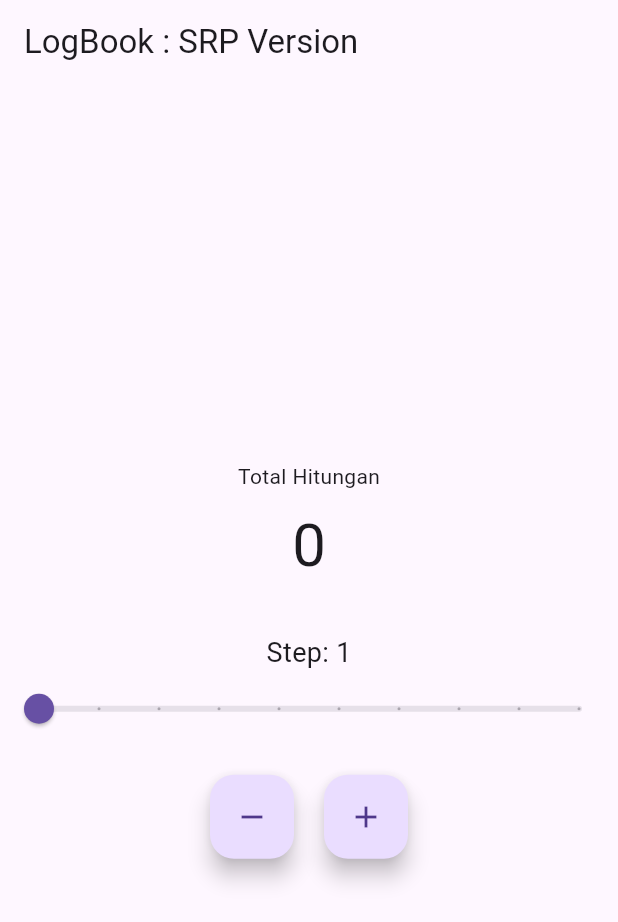
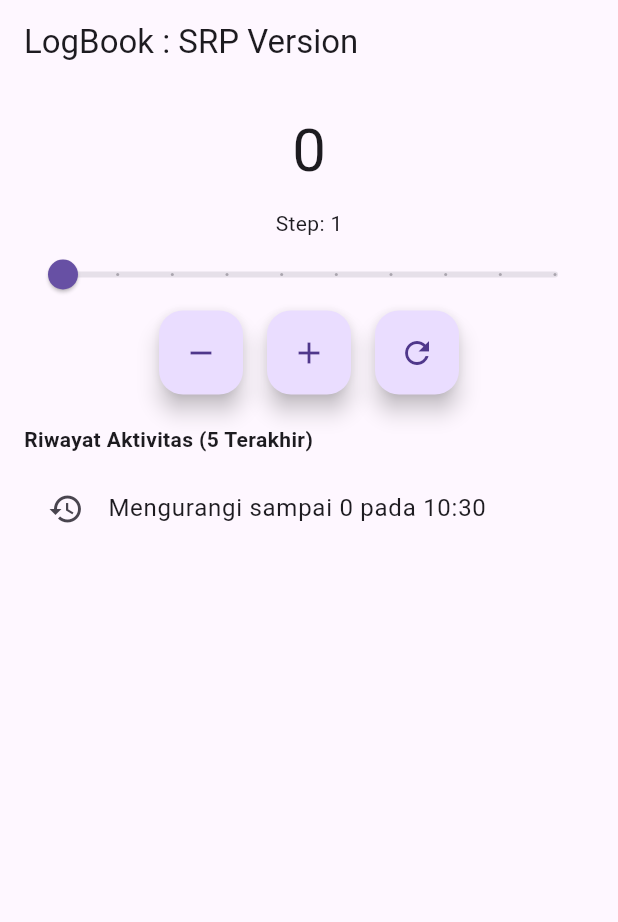
Before and after one commit to nsitizen/logbook_app_090, a Flutter app: the screen it shows after launch, after a tap on the "remove" icon, on a phone screen of 412 x 824 dp. Shown: the top 922 px of the screen. Run offline on Flutter 3.47's test engine with Material 3 defaults, Android fonts, the phone set to English and light mode, and no system bars.

Commit message:
Task 2: The History Logger

```diff
--- a/lib/counter_controller.dart
+++ b/lib/counter_controller.dart
@@ -1,9 +1,12 @@
 class CounterController {
   int _counter = 0;
-  int _step = 1; // default step
+  int _step = 1;
+
+  final List<String> _history = []; // riwayat aktivitas
 
   int get value => _counter;
   int get step => _step;
+  List<String> get history => List.unmodifiable(_history);
 
   void setStep(int newStep) {
     if (newStep > 0) {
@@ -13,17 +16,35 @@ class CounterController {
 
   void increment() {
     _counter += _step;
+    _addHistory("Menambah $_step");
   }
 
   void decrement() {
     if (_counter - _step >= 0) {
       _counter -= _step;
+      _addHistory("Mengurangi $_step");
     } else {
       _counter = 0;
+      _addHistory("Mengurangi sampai 0");
     }
   }
 
   void reset() {
     _counter = 0;
+    _addHistory("Reset nilai");
+  }
+
+  // private helper (manipulasi list)
+  void _addHistory(String activity) {
+    final time =
+        "${DateTime.now().hour.toString().padLeft(2, '0')}:"
+        "${DateTime.now().minute.toString().padLeft(2, '0')}";
+
+    _history.insert(0, "$activity pada $time");
+
+    // hanya simpan 5 terakhir
+    if (_history.length > 5) {
+      _history.removeLast();
+    }
   }
 }
--- a/lib/counter_view.dart
+++ b/lib/counter_view.dart
@@ -15,23 +15,16 @@ class _CounterViewState extends State<CounterView> {
   Widget build(BuildContext context) {
     return Scaffold(
       appBar: AppBar(title: const Text("LogBook : SRP Version")),
-      body: Center(
+      body: Padding(
+        padding: const EdgeInsets.all(16),
         child: Column(
-          mainAxisAlignment: MainAxisAlignment.center,
           children: [
-            const Text("Total Hitungan"),
-            const SizedBox(height: 8),
+            // COUNTER
             Text('${_controller.value}', style: const TextStyle(fontSize: 40)),
 
-            const SizedBox(height: 30),
+            const SizedBox(height: 10),
+            Text("Step: ${_controller.step}"),
 
-            // STEP DISPLAY
-            Text(
-              "Step: ${_controller.step}",
-              style: const TextStyle(fontSize: 18),
-            ),
-
-            // SLIDER STEP
             Slider(
               value: _controller.step.toDouble(),
               min: 1,
@@ -45,9 +38,6 @@ class _CounterViewState extends State<CounterView> {
               },
             ),
 
-            const SizedBox(height: 20),
-
-            // BUTTONS
             Row(
               mainAxisAlignment: MainAxisAlignment.center,
               children: [
@@ -56,13 +46,44 @@ class _CounterViewState extends State<CounterView> {
                   onPressed: () => setState(() => _controller.decrement()),
                   child: const Icon(Icons.remove),
                 ),
-                const SizedBox(width: 20),
+                const SizedBox(width: 16),
                 FloatingActionButton(
                   heroTag: 'inc',
                   onPressed: () => setState(() => _controller.increment()),
                   child: const Icon(Icons.add),
                 ),
+                const SizedBox(width: 16),
+                FloatingActionButton(
+                  heroTag: 'reset',
+                  onPressed: () => setState(() => _controller.reset()),
+                  child: const Icon(Icons.refresh),
+                ),
               ],
+            ),
+
+            const SizedBox(height: 20),
+
+            // HISTORY
+            const Align(
+              alignment: Alignment.centerLeft,
+              child: Text(
+                "Riwayat Aktivitas (5 Terakhir)",
+                style: TextStyle(fontWeight: FontWeight.bold),
+              ),
+            ),
+
+            const SizedBox(height: 8),
+
+            Expanded(
+              child: ListView.builder(
+                itemCount: _controller.history.length,
+                itemBuilder: (context, index) {
+                  return ListTile(
+                    leading: const Icon(Icons.history),
+                    title: Text(_controller.history[index]),
+                  );
+                },
+              ),
             ),
           ],
         ),
```
